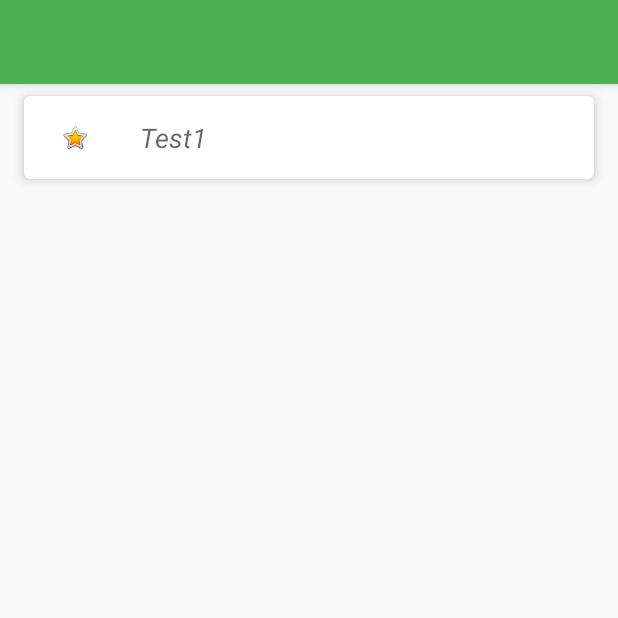
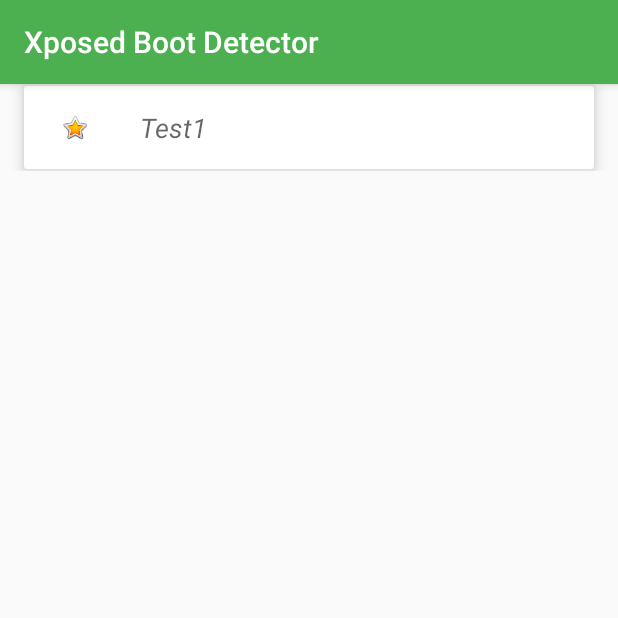
Before and after one commit to nareddyt/Xposed-BootDetector, an Android app: the screen it shows after launch (ListActivity), on a phone screen of 412 x 824 dp, the top half of it. Run offline under Robolectric (Android 15) with nearby library versions, the phone set to English and light mode, and no system bars; libraries missing offline, so code that uses them is left out: de.robv.android.

```diff
--- a/app/build.gradle
+++ b/app/build.gradle
@@ -9,7 +9,7 @@ android {
         minSdkVersion 15
         targetSdkVersion 23
         versionCode 5
-        versionName "1.2.1"
+        versionName "1.2.2"
     }
     buildTypes {
         release {
--- a/app/src/main/java/com/tejasvinareddy/xposed/bootdetector/activity/ListActivity.java
+++ b/app/src/main/java/com/tejasvinareddy/xposed/bootdetector/activity/ListActivity.java
@@ -5,10 +5,12 @@ import android.support.v4.widget.SwipeRefreshLayout;
 import android.support.v7.app.AppCompatActivity;
 import android.support.v7.widget.LinearLayoutManager;
 import android.support.v7.widget.RecyclerView;
+import android.support.v7.widget.Toolbar;
 import android.util.Log;
 import com.tejasvinareddy.xposed.bootdetector.R;
 import com.tejasvinareddy.xposed.bootdetector.model.AppWrapper;
 import com.tejasvinareddy.xposed.bootdetector.ui.AppWrapperAdapter;
+import de.robv.android.xposed.XposedBridge;
 
 import java.util.HashMap;
 import java.util.Map;
@@ -33,7 +35,9 @@ public class ListActivity extends AppCompatActivity {
         // DEBUG
         count++;
         appMap.put("Test" + count, new AppWrapper("Test" + count));
+        Log.d("DEBUG", "Added in debug entry");
 
+        // Set up the adapter
         // FIXME list
         adapter = new AppWrapperAdapter(appMap,
                 new AppWrapperAdapter.FeedInteractionListener() {
@@ -41,11 +45,11 @@ public class ListActivity extends AppCompatActivity {
                     @Override
                     public void onPostClicked(AppWrapper app, int index) {
                         // TODO
-
                     }
                 });
+        recyclerView.setAdapter(adapter);
 
-        recyclerView.setAdapter(adapter);
+        // DEBUG
         Log.d("List", "Refreshed!");
     }
 
@@ -54,11 +58,17 @@ public class ListActivity extends AppCompatActivity {
         super.onCreate(savedInstanceState);
         setContentView(R.layout.activity_main_list);
 
-        // FIXME
+        // Set up toolbar
+        Toolbar toolbar = (Toolbar) findViewById(R.id.toolbar);
+        setSupportActionBar(toolbar);
         setTitle("Xposed Boot Detector");
 
+        // Set up recycler view
         recyclerView = (RecyclerView) findViewById(R.id.app_list_recycler_view);
+        layoutManager = new LinearLayoutManager(this);
+        recyclerView.setLayoutManager(layoutManager);
 
+        // Set up swipe-up-to-refresh layout
         srl = (SwipeRefreshLayout) findViewById(R.id.swipeRefreshLayout);
         srl.setOnRefreshListener(new SwipeRefreshLayout.OnRefreshListener() {
             @Override
@@ -69,15 +79,15 @@ public class ListActivity extends AppCompatActivity {
             }
         });
 
-        layoutManager = new LinearLayoutManager(this);
-        recyclerView.setLayoutManager(layoutManager);
-
+        // Reset the recycler view to set the adapter
         refreshRecyclerView();
     }
 
     public static Map<String, AppWrapper> getAppMap() {
         // FIXME encapsulation
+        // DEBUG
         Log.d("List", "Returned map");
+        XposedBridge.log("[BootDetector] Returned map!");
         return appMap;
     }
 }
--- a/app/src/main/res/layout/view_app.xml
+++ b/app/src/main/res/layout/view_app.xml
@@ -1,5 +1,7 @@
 <?xml version="1.0" encoding="utf-8"?>
-<!--TODO-->
+
+<!--TODO fix look and add more views-->
+
 <LinearLayout
         xmlns:android="http://schemas.android.com/apk/res/android"
         xmlns:card_view="http://schemas.android.com/apk/res-auto"
@@ -10,11 +12,10 @@
             android:layout_width="fill_parent"
             android:layout_height="wrap_content"
             android:layout_gravity="center"
-            android:layout_marginBottom="8dp"
+            android:layout_marginBottom="1dp"
             android:layout_marginLeft="16dp"
             android:layout_marginRight="16dp"
-            android:layout_marginTop="8dp"
-            card_view:cardCornerRadius="4dp"
+            android:layout_marginTop="1dp"
             card_view:cardElevation="5dp">
 
         <LinearLayout
```
